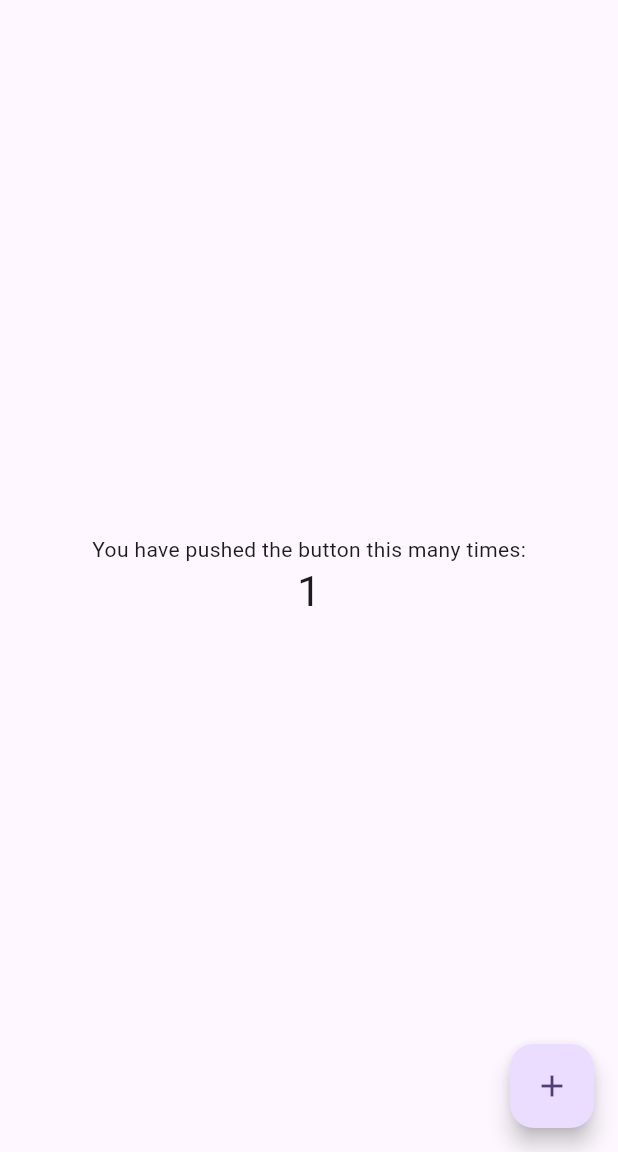
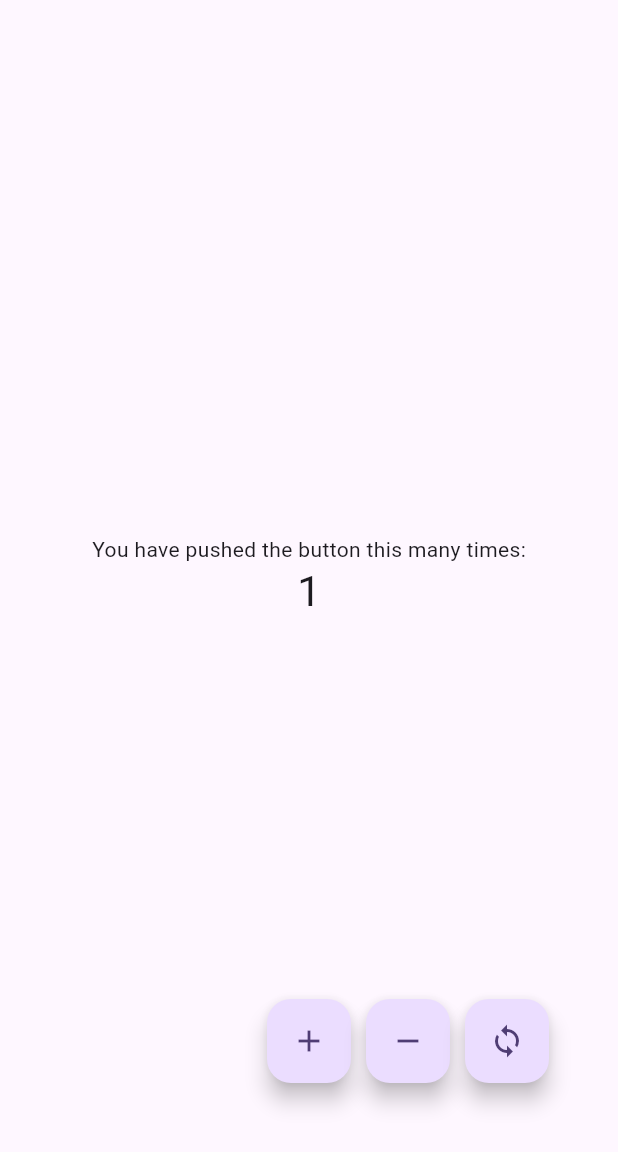
Before and after one commit to growupanand/learn-flutter, a Flutter app: the screen it shows after launch, after a tap on the "add" icon, on a phone screen of 412 x 824 dp, the part 84-1236 px from its top. Run offline on Flutter 3.47's test engine with Material 2 defaults, Android fonts, the phone set to English and light mode, and no system bars.

```diff
--- /dev/null
+++ b/lib/counter_bloc.dart
@@ -0,0 +1,28 @@
+import 'dart:async';
+
+enum CounterAction { Increment, Decrement, Reset }
+
+class CounterBloc {
+  int counter = 0;
+
+  final _stateStreamController = StreamController<int>();
+  StreamSink<int> get counterSink => _stateStreamController.sink;
+  Stream<int> get counterStream => _stateStreamController.stream;
+
+  final _eventStreamController = StreamController<CounterAction>();
+  StreamSink<CounterAction> get eventSink => _eventStreamController.sink;
+  Stream<CounterAction> get eventStream => _eventStreamController.stream;
+
+  CounterBloc() {
+    eventStream.listen((event) {
+      if (event == CounterAction.Increment) {
+        counter++;
+      } else if (event == CounterAction.Decrement) {
+        counter--;
+      } else if (event == CounterAction.Reset) {
+        counter = 0;
+      }
+      counterSink.add(counter);
+    });
+  }
+}
--- a/lib/main.dart
+++ b/lib/main.dart
@@ -1,4 +1,5 @@
 import 'package:flutter/material.dart';
+import 'package:sample_flutter/counter_bloc.dart';
 
 void main() {
   runApp(const MyApp());
@@ -7,27 +8,11 @@ void main() {
 class MyApp extends StatelessWidget {
   const MyApp({super.key});
 
-  // This widget is the root of your application.
   @override
   Widget build(BuildContext context) {
     return MaterialApp(
       title: 'Flutter Demo',
       theme: ThemeData(
-        // This is the theme of your application.
-        //
-        // TRY THIS: Try running your application with "flutter run". You'll see
-        // the application has a blue toolbar. Then, without quitting the app,
-        // try changing the seedColor in the colorScheme below to Colors.green
-        // and then invoke "hot reload" (save your changes or press the "hot
-        // reload" button in a Flutter-supported IDE, or press "r" if you used
-        // the command line to start the app).
-        //
-        // Notice that the counter didn't reset back to zero; the application
-        // state is not lost during the reload. To reset the state, use hot
-        // restart instead.
-        //
-        // This works for code too, not just values: Most code changes can be
-        // tested with just a hot reload.
         colorScheme: ColorScheme.fromSeed(seedColor: Colors.deepPurple),
         useMaterial3: true,
       ),
@@ -39,15 +24,6 @@ class MyApp extends StatelessWidget {
 class MyHomePage extends StatefulWidget {
   const MyHomePage({super.key, required this.title});
 
-  // This widget is the home page of your application. It is stateful, meaning
-  // that it has a State object (defined below) that contains fields that affect
-  // how it looks.
-
-  // This class is the configuration for the state. It holds the values (in this
-  // case the title) provided by the parent (in this case the App widget) and
-  // used by the build method of the State. Fields in a Widget subclass are
-  // always marked "final".
-
   final String title;
 
   @override
@@ -55,71 +31,70 @@ class MyHomePage extends StatefulWidget {
 }
 
 class _MyHomePageState extends State<MyHomePage> {
-  int _counter = 0;
-
-  void _incrementCounter() {
-    setState(() {
-      // This call to setState tells the Flutter framework that something has
-      // changed in this State, which causes it to rerun the build method below
-      // so that the display can reflect the updated values. If we changed
-      // _counter without calling setState(), then the build method would not be
-      // called again, and so nothing would appear to happen.
-      _counter++;
-    });
-  }
+  final counterBloc = CounterBloc();
 
   @override
   Widget build(BuildContext context) {
-    // This method is rerun every time setState is called, for instance as done
-    // by the _incrementCounter method above.
-    //
-    // The Flutter framework has been optimized to make rerunning build methods
-    // fast, so that you can just rebuild anything that needs updating rather
-    // than having to individually change instances of widgets.
+    print("this should not print once");
+
     return Scaffold(
         appBar: AppBar(
-        // TRY THIS: Try changing the color here to a specific color (to
-        // Colors.amber, perhaps?) and trigger a hot reload to see the AppBar
-        // change color while the other colors stay the same.
           backgroundColor: Theme.of(context).colorScheme.inversePrimary,
-        // Here we take the value from the MyHomePage object that was created by
-        // the App.build method, and use it to set our appbar title.
           title: Text(widget.title),
         ),
         body: Center(
-        // Center is a layout widget. It takes a single child and positions it
-        // in the middle of the parent.
           child: Column(
-          // Column is also a layout widget. It takes a list of children and
-          // arranges them vertically. By default, it sizes itself to fit its
-          // children horizontally, and tries to be as tall as its parent.
-          //
-          // Column has various properties to control how it sizes itself and
-          // how it positions its children. Here we use mainAxisAlignment to
-          // center the children vertically; the main axis here is the vertical
-          // axis because Columns are vertical (the cross axis would be
-          // horizontal).
-          //
-          // TRY THIS: Invoke "debug painting" (choose the "Toggle Debug Paint"
-          // action in the IDE, or press "p" in the console), to see the
-          // wireframe for each widget.
             mainAxisAlignment: MainAxisAlignment.center,
             children: <Widget>[
               const Text(
                 'You have pushed the button this many times:',
               ),
-            Text(
-              '$_counter',
+              StreamBuilder(
+                  stream: counterBloc.counterStream,
+                  builder: (context, snapshot) {
+                    print({"streamContext": context});
+                    return Text(
+                      '${snapshot.data}',
                       style: Theme.of(context).textTheme.headlineMedium,
+                    );
+                  }),
+            ],
+          ),
+        ),
+        floatingActionButton: Padding(
+          padding: const EdgeInsets.all(30),
+          child: Row(
+            mainAxisAlignment: MainAxisAlignment.end,
+            children: [
+              FloatingActionButton(
+                onPressed: () {
+                  counterBloc.eventSink.add(CounterAction.Increment);
+                },
+                tooltip: 'Increment',
+                child: const Icon(Icons.add),
+              ),
+              SizedBox(
+                width: 10,
+              ),
+              FloatingActionButton(
+                onPressed: () {
+                  counterBloc.eventSink.add(CounterAction.Decrement);
+                },
+                tooltip: 'Decrement',
+                child: const Icon(Icons.remove),
+              ),
+              SizedBox(
+                width: 10,
+              ),
+              FloatingActionButton(
+                onPressed: () {
+                  counterBloc.eventSink.add(CounterAction.Reset);
+                },
+                tooltip: 'Reset',
+                child: const Icon(Icons.loop),
               ),
             ],
           ),
-      ),
-      floatingActionButton: FloatingActionButton(
-        onPressed: _incrementCounter,
-        tooltip: 'Increment',
-        child: const Icon(Icons.add),
-      ), // This trailing comma makes auto-formatting nicer for build methods.
-    );
+        ));
   }
 }
```
Lines whose indentation alone changed are shown as unchanged.
